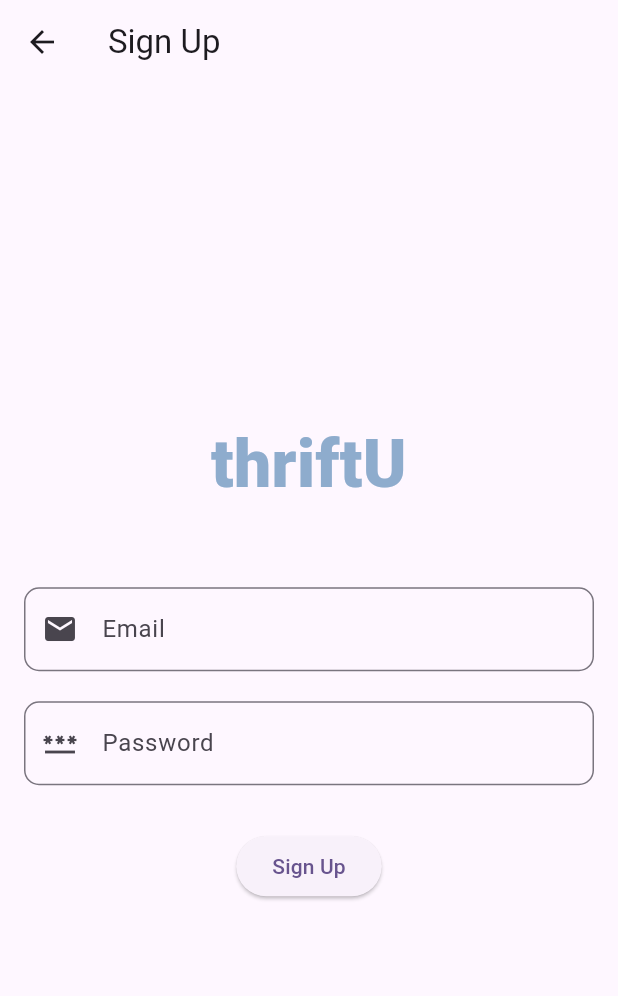
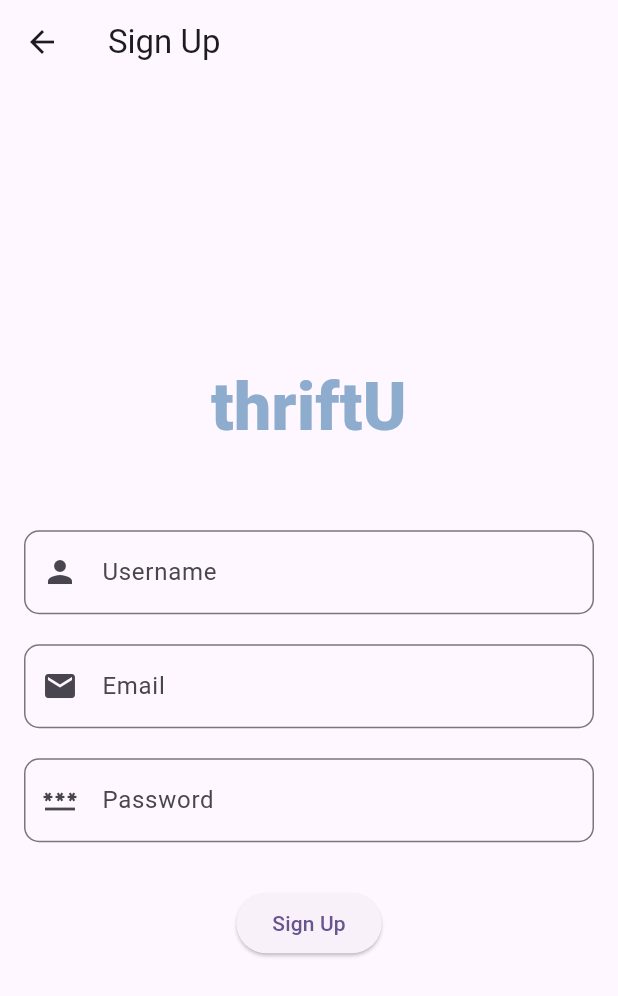
Before and after one commit to HarrisonPW/ThriftU, a Flutter app: the SignupPage screen opened by its route, on a phone screen of 412 x 824 dp. Shown: the top 996 px of the screen. Run offline on Flutter 3.47's test engine with Material 3 defaults, Android fonts, the phone set to English and light mode, and no system bars; our stand-ins replace image_picker, shared_preferences; accounts and stored records are empty.

Commit message:
Added username field to register page

```diff
--- a/ThriftU/lib/api_service.dart
+++ b/ThriftU/lib/api_service.dart
@@ -21,11 +21,15 @@ class ApiService {
     }
   }
 
-  Future<Map<String, dynamic>> register(String email, String password) async {
+  Future<Map<String, dynamic>> register(String email, String password, String username) async {
     final response = await http.post(
       Uri.parse('$baseUrl/register'),
       headers: {'Content-Type': 'application/json'},
-      body: jsonEncode({'email': email, 'password': password}),
+      body: jsonEncode({
+        'email': email,
+        'password': password,
+        'username': username,
+      }),
     );
 
     if (response.statusCode == 201) {
@@ -34,6 +38,7 @@ class ApiService {
       throw Exception('Failed to register: ${response.body}');
     }
   }
+
 
   Future<Map<String, dynamic>> activateUser(String email, String code) async {
     final response = await http.post(
--- a/ThriftU/lib/signup_page.dart
+++ b/ThriftU/lib/signup_page.dart
@@ -13,6 +13,7 @@ class SignupPage extends StatefulWidget {
 class _SignupPageState extends State<SignupPage> {
   final TextEditingController _emailController = TextEditingController();
   final TextEditingController _passwordController = TextEditingController();
+  final TextEditingController _usernameController = TextEditingController();
   final ApiService _apiService = ApiService();
 
   Future<void> signupUser() async {
@@ -20,6 +21,7 @@ class _SignupPageState extends State<SignupPage> {
       final response = await _apiService.register(
         _emailController.text,
         _passwordController.text,
+        _usernameController.text,
       );
       // Navigate to activation page after successful signup
       Navigator.pushReplacementNamed(context, '/activation', arguments: _emailController.text);
@@ -30,31 +32,6 @@ class _SignupPageState extends State<SignupPage> {
       );
     }
   }
-
-
-
-  /*Future<void> signupUser() async {
-    final url = Uri.parse('http://34.69.245.90/signup'); // Flask backend URL
-    final response = await http.post(
-      url,
-      headers: {'Content-Type': 'application/json'},
-      body: jsonEncode({
-        'email': _emailController.text,
-        'password': _passwordController.text,
-      }),
-    );
-
-    if (response.statusCode == 200) {
-      ScaffoldMessenger.of(context).showSnackBar(
-        SnackBar(content: Text('Signup successful! Please login.')),
-      );
-      Navigator.pop(context); // Return to login page
-    } else {
-      ScaffoldMessenger.of(context).showSnackBar(
-        SnackBar(content: Text('Signup failed. Try again.')),
-      );
-    }
-  }*/
 
   @override
   Widget build(BuildContext context) {
@@ -75,6 +52,17 @@ class _SignupPageState extends State<SignupPage> {
               textAlign: TextAlign.center, // Center the text
             ),
             const SizedBox(height: 50),
+            TextField(
+              controller: _usernameController,
+              decoration: InputDecoration(
+                labelText: 'Username',
+                prefixIcon: Icon(Icons.person),
+                border: OutlineInputBorder(
+                  borderRadius: BorderRadius.circular(10.0), // Rounded corners
+                ),
+              ),
+            ),
+            const SizedBox(height: 20),
             TextField(
               controller: _emailController,
               decoration: InputDecoration(
@@ -100,7 +88,6 @@ class _SignupPageState extends State<SignupPage> {
             const SizedBox(height: 30),
             ElevatedButton(
               onPressed: signupUser,
-              //onPressed: (){},
               child: const Text('Sign Up'),
             ),
           ],
```
